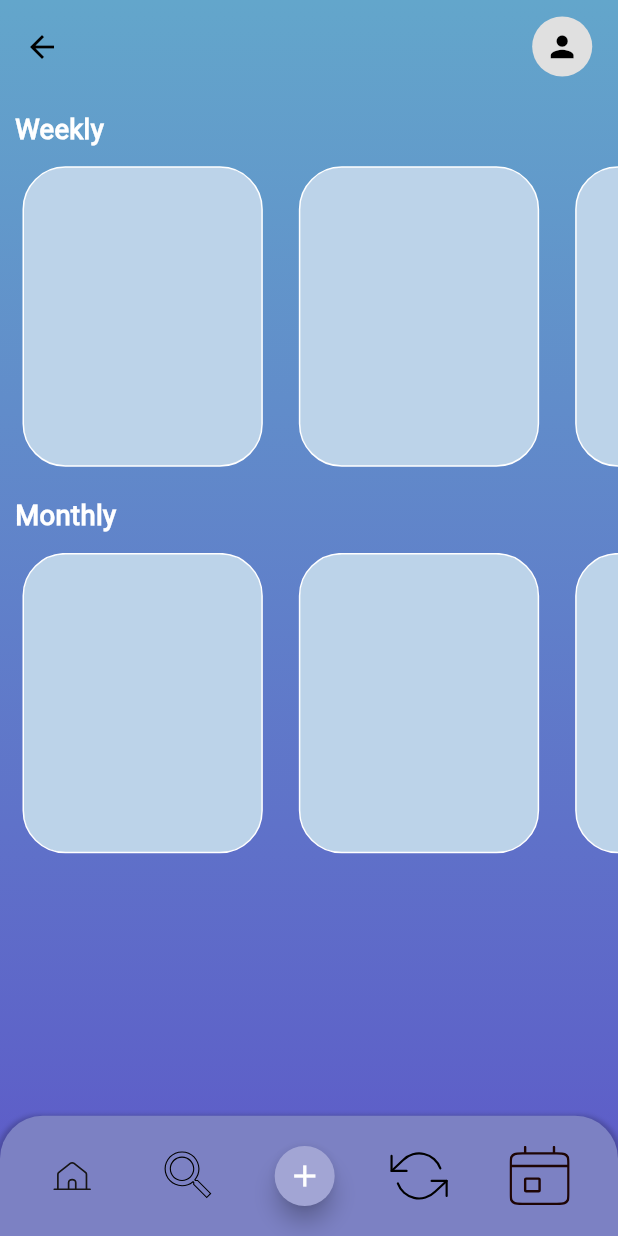
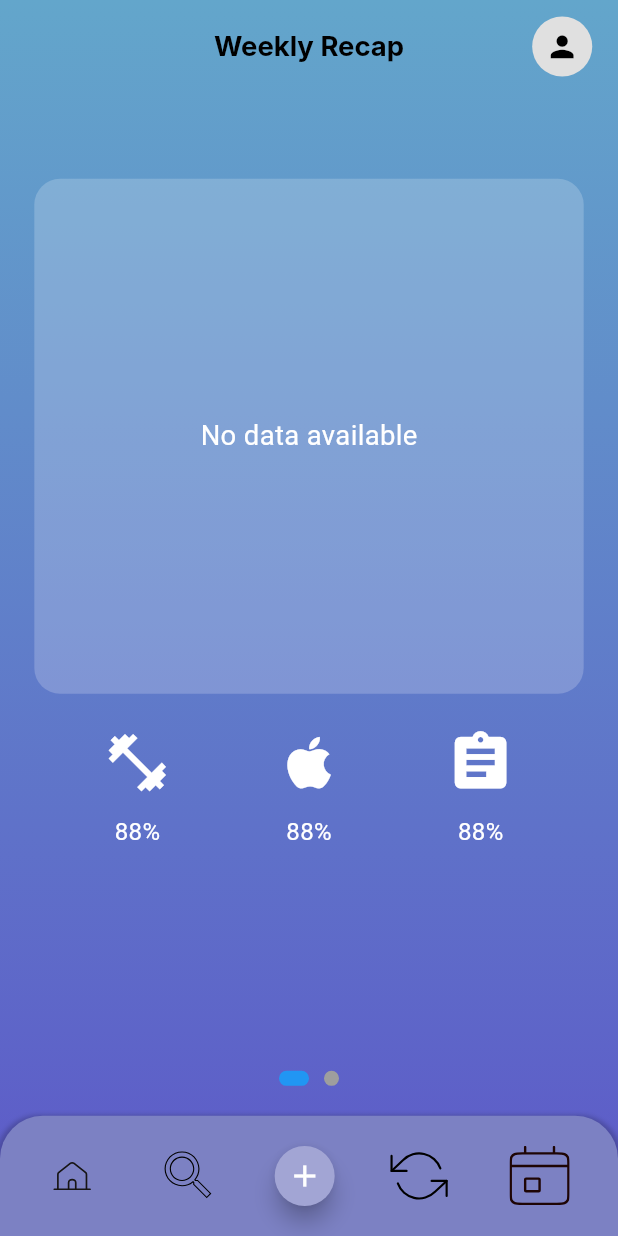
Before and after one commit to JohnnyPol/HCI_ECE_NTUA-CataList_Application, a Flutter app: the CalendarPage screen opened by its route, item 3 of the bottom bar chosen, on a phone screen of 412 x 824 dp. Run offline on Flutter 3.47's test engine with Material 3 defaults, Android fonts, the phone set to English and light mode, and no system bars; our stand-ins replace flutter_slidable, flutter_svg, image_picker, pie_chart, sqflite, table_calendar; accounts and stored records are empty; Roboto replaces fonts that are missing (Inter).

Commit message:
Recap ui ready time to add the flows!

```diff
--- a/lib/features/dashboard/views/calendar_page.dart
+++ b/lib/features/dashboard/views/calendar_page.dart
@@ -22,6 +22,7 @@ class _CalendarPageState extends State<CalendarPage> {
         Provider.of<ProfileProvider>(context).profileImagePath;
 
     return AppBar(
+      automaticallyImplyLeading: false,
       toolbarHeight: 62,
       title: Text(
         "Calendar",
@@ -163,7 +164,7 @@ class _CalendarPageState extends State<CalendarPage> {
               width: 35.h,
             ),
             onPressed: () {
-              Navigator.pushNamed(context, '/recap');
+              Navigator.pushNamed(context, '/weekly_recap');
             },
           ),
           IconButton(
--- a/lib/features/dashboard/views/home_page.dart
+++ b/lib/features/dashboard/views/home_page.dart
@@ -295,7 +295,7 @@ Widget NavigationBar(BuildContext context) {
             width: 35.h,
           ),
           onPressed: () {
-            Navigator.pushNamed(context, '/recap'); // Handle routing
+            Navigator.pushNamed(context, '/weekly_recap'); // Handle routing
           },
         ),
 
--- a/lib/features/dashboard/views/search_page.dart
+++ b/lib/features/dashboard/views/search_page.dart
@@ -113,6 +113,7 @@ class _SearchPageState extends State<SearchPage> {
         Provider.of<ProfileProvider>(context).profileImagePath;
 
     return AppBar(
+      automaticallyImplyLeading: false,
       toolbarHeight: 62,
       actions: <Widget>[
         Padding(
@@ -309,7 +310,7 @@ Widget _buildBottomNavigationBar(BuildContext context) {
             width: 35.h,
           ),
           onPressed: () {
-            Navigator.pushNamed(context, '/recap'); // Handle routing
+            Navigator.pushNamed(context, '/weekly_recap'); // Handle routing
           },
         ),
 
--- /dev/null
+++ b/lib/features/dashboard/views/weekly_recap_page.dart
@@ -0,0 +1,301 @@
+import 'package:flutter/material.dart';
+import 'package:flutter_application_1/app_export.dart';
+import '../../../shared/widgets/custom_icon_button.dart';
+import 'package:flutter_svg/flutter_svg.dart';
+import 'package:provider/provider.dart';
+import 'dart:io';
+
+class WeeklyRecapPage extends StatelessWidget {
+  WeeklyRecapPage({Key? key}) : super(key: key);
+
+  @override
+  Widget build(BuildContext context) {
+    return Container(
+      decoration: AppDecoration.linearBGcolors,
+      child: Scaffold(
+        backgroundColor: Colors.transparent,
+        body: PageViewWithIndicator(),
+        bottomNavigationBar: _buildBottomNavigationBar(context),
+      ),
+    );
+  }
+}
+
+class PageViewWithIndicator extends StatefulWidget {
+  @override
+  _PageViewWithIndicatorState createState() => _PageViewWithIndicatorState();
+}
+
+class _PageViewWithIndicatorState extends State<PageViewWithIndicator> {
+  final PageController _pageController = PageController();
+  int _currentPage = 0;
+
+  @override
+  Widget build(BuildContext context) {
+    return Column(
+      children: [
+        Expanded(
+          child: PageView(
+            controller: _pageController,
+            onPageChanged: (int index) {
+              setState(() {
+                _currentPage = index;
+              });
+            },
+            children: [
+              _buildWeeklyRecapContent(context),
+              _buildPersonalGoalsContent(context),
+            ],
+          ),
+        ),
+        _buildPageIndicator(),
+      ],
+    );
+  }
+
+  Widget _buildWeeklyRecapContent(BuildContext context) {
+    final profileImagePath =
+        Provider.of<ProfileProvider>(context).profileImagePath;
+
+    return Column(
+      children: [
+        AppBar(
+          automaticallyImplyLeading: false,
+          toolbarHeight: 62,
+          backgroundColor: Colors.transparent,
+          elevation: 0,
+          title: Text(
+            "Weekly Recap",
+            style: TextStyle(
+              color: Colors.black,
+              fontSize: 16.h,
+              fontWeight: FontWeight.bold,
+            ),
+          ),
+          centerTitle: true,
+          actions: <Widget>[
+            Padding(
+              padding: EdgeInsets.only(right: 10.h),
+              child: CustomIconButton(
+                height: 45.h,
+                width: 45.h,
+                padding: EdgeInsets.all(5.h),
+                decoration: IconButtonStyleHelper.none,
+                child: CircleAvatar(
+                  radius: 20.h,
+                  backgroundColor: Colors.grey[300],
+                  backgroundImage: profileImagePath != null
+                      ? FileImage(File(profileImagePath))
+                      : null,
+                  child: profileImagePath == null
+                      ? Icon(Icons.person, size: 20.h, color: Colors.black)
+                      : null,
+                ),
+                onTap: () {
+                  Navigator.pushNamed(context, AppRoutes.profile);
+                },
+              ),
+            ),
+          ],
+        ),
+        SizedBox(height: 50.h),
+        Container(
+          margin: EdgeInsets.symmetric(horizontal: 20.h),
+          padding: EdgeInsets.all(15.h),
+          decoration: BoxDecoration(
+            color: Colors.white.withOpacity(0.2),
+            borderRadius: BorderRadius.circular(15.h),
+          ),
+          height: 300.h,
+          child: Center(
+            child: Text(
+              "No data available",
+              style: TextStyle(color: Colors.white, fontSize: 16.h),
+            ),
+          ),
+        ),
+        SizedBox(height: 20.h),
+        _buildFooterProgressIndicators(context),
+      ],
+    );
+  }
+
+  Widget _buildPersonalGoalsContent(BuildContext context) {
+  final profileImagePath =
+      Provider.of<ProfileProvider>(context).profileImagePath;
+
+  return Column(
+    children: [
+      AppBar(
+        automaticallyImplyLeading: false,
+        toolbarHeight: 62,
+        backgroundColor: Colors.transparent,
+        elevation: 0,
+        title: Text(
+          "Personal Goals/Tasks",
+          style: TextStyle(
+            color: Colors.black,
+            fontSize: 16.h,
+            fontWeight: FontWeight.bold,
+          ),
+        ),
+        centerTitle: true,
+        actions: <Widget>[
+          Padding(
+            padding: EdgeInsets.only(right: 10.h),
+            child: CustomIconButton(
+              height: 45.h,
+              width: 45.h,
+              padding: EdgeInsets.all(5.h),
+              decoration: IconButtonStyleHelper.none,
+              child: CircleAvatar(
+                radius: 20.h,
+                backgroundColor: Colors.grey[300],
+                backgroundImage: profileImagePath != null
+                    ? FileImage(File(profileImagePath))
+                    : null,
+                child: profileImagePath == null
+                    ? Icon(Icons.person, size: 20.h, color: Colors.black)
+                    : null,
+              ),
+              onTap: () {
+                Navigator.pushNamed(context, AppRoutes.profile);
+              },
+            ),
+          ),
+        ],
+      ),
+      Expanded(
+        child: ListView.builder(
+          padding: EdgeInsets.all(20.h),
+          itemCount: 7,
+          itemBuilder: (context, index) {
+            return Padding(
+              padding: EdgeInsets.symmetric(vertical: 10.h),
+              child: Text(
+                "Title (${index + 1}):",
+                style: TextStyle(
+                  color: Colors.white,
+                  fontSize: 16.h,
+                  fontWeight: FontWeight.bold,
+                ),
+              ),
+            );
+          },
+        ),
+      ),
+    ],
+  );
+}
+
+  Widget _buildPageIndicator() {
+    return Padding(
+      padding: const EdgeInsets.symmetric(vertical: 20.0),
+      child: Row(
+        mainAxisAlignment: MainAxisAlignment.center,
+        children: List.generate(2, (index) {
+          return AnimatedContainer(
+            duration: Duration(milliseconds: 300),
+            margin: EdgeInsets.symmetric(horizontal: 5.0),
+            height: 10.0,
+            width: _currentPage == index ? 20.0 : 10.0,
+            decoration: BoxDecoration(
+              color: _currentPage == index ? Colors.blue : Colors.grey,
+              borderRadius: BorderRadius.circular(5.0),
+            ),
+          );
+        }),
+      ),
+    );
+  }
+}
+
+Widget _buildFooterProgressIndicators(BuildContext context) {
+  return Row(
+    mainAxisAlignment: MainAxisAlignment.spaceEvenly,
+    children: [
+      _buildProgressIndicator(context, Icons.fitness_center, 88),
+      _buildProgressIndicator(context, Icons.apple, 88),
+      _buildProgressIndicator(context, Icons.assignment, 88),
+    ],
+  );
+}
+
+Widget _buildProgressIndicator(
+    BuildContext context, IconData icon, int percentage) {
+  return Column(
+    children: [
+      Icon(icon, color: Colors.white, size: 40.h),
+      SizedBox(height: 10.h),
+      Text(
+        "$percentage%",
+        style: TextStyle(color: Colors.white, fontSize: 14.h),
+      ),
+    ],
+  );
+}
+
+Widget _buildBottomNavigationBar(BuildContext context) {
+  return Container(
+    decoration: BoxDecoration(
+      color: appTheme.NavBar,
+      borderRadius: BorderRadius.only(
+        topLeft: Radius.circular(25.h),
+        topRight: Radius.circular(25.h),
+      ),
+      boxShadow: [
+        BoxShadow(
+          color: appTheme.black900.withOpacity(0.2),
+          blurRadius: 2.h,
+          spreadRadius: 2.h,
+          offset: Offset(0, 2),
+        ),
+      ],
+    ),
+    child: Row(
+      mainAxisAlignment: MainAxisAlignment.spaceEvenly,
+      children: [
+        IconButton(
+          icon: SvgPicture.asset(
+            ImageConstant.imgHome,
+            height: 24.h,
+            width: 24.h,
+          ),
+          onPressed: () {
+            Navigator.pushNamed(context, '/home');
+          },
+        ),
+        IconButton(
+          icon: SvgPicture.asset(
+            ImageConstant.imgSearch,
+            height: 37.h,
+            width: 37.h,
+          ),
+          onPressed: () {
+            Navigator.pushNamed(context, '/search');
+          },
+        ),
+        AddTaskButton.showAddTaskModal(context, userId: currentUser?.id),
+        IconButton(
+          icon: SvgPicture.asset(
+            ImageConstant.imgRecapPressed,
+            height: 35.h,
+            width: 35.h,
+          ),
+          onPressed: () {},
+        ),
+        IconButton(
+          icon: SvgPicture.asset(
+            ImageConstant.imgCalendar,
+            height: 35.h,
+            width: 35.h,
+          ),
+          onPressed: () {
+            Navigator.pushNamed(context, '/calendar');
+          },
+        ),
+      ],
+    ),
+    height: 70.h,
+  );
+}
--- a/lib/shared/app_routes.dart
+++ b/lib/shared/app_routes.dart
@@ -7,7 +7,7 @@ import '../features/start/views/register_login_page.dart';
 import '../features/auth/views/login_page.dart';
 import '../features/auth/views/register_page.dart';
 import '../features/dashboard/views/home_page.dart';
-import '../features/dashboard/views/recap_page.dart';
+import '../features/dashboard/views/weekly_recap_page.dart';
 import '../features/dashboard/views/search_page.dart';
 import '../features/dashboard/views/calendar_page.dart';
 import '../features/dashboard/views/view_task_page.dart';
@@ -19,7 +19,7 @@ class AppRoutes {
   static const String register = '/register';
   static const String home = '/home';
   static const String search = '/search';
-  static const String recap = '/recap';
+  static const String weeklyRecap = '/weekly_recap';
   static const String calendar = '/calendar';
   static const String profile = '/profile';
   static const String viewTask = '/view_task';
@@ -38,8 +38,8 @@ class AppRoutes {
         return MaterialPageRoute(builder: (context) => HomePage());
       case search:
         return MaterialPageRoute(builder: (context) => SearchPage());
-      case recap:
-        return MaterialPageRoute(builder: (context) => RecapPage());
+      case weeklyRecap:
+        return MaterialPageRoute(builder: (context) => WeeklyRecapPage());
       case calendar:
         return MaterialPageRoute(builder: (context) => CalendarPage());
       case profile:
```
